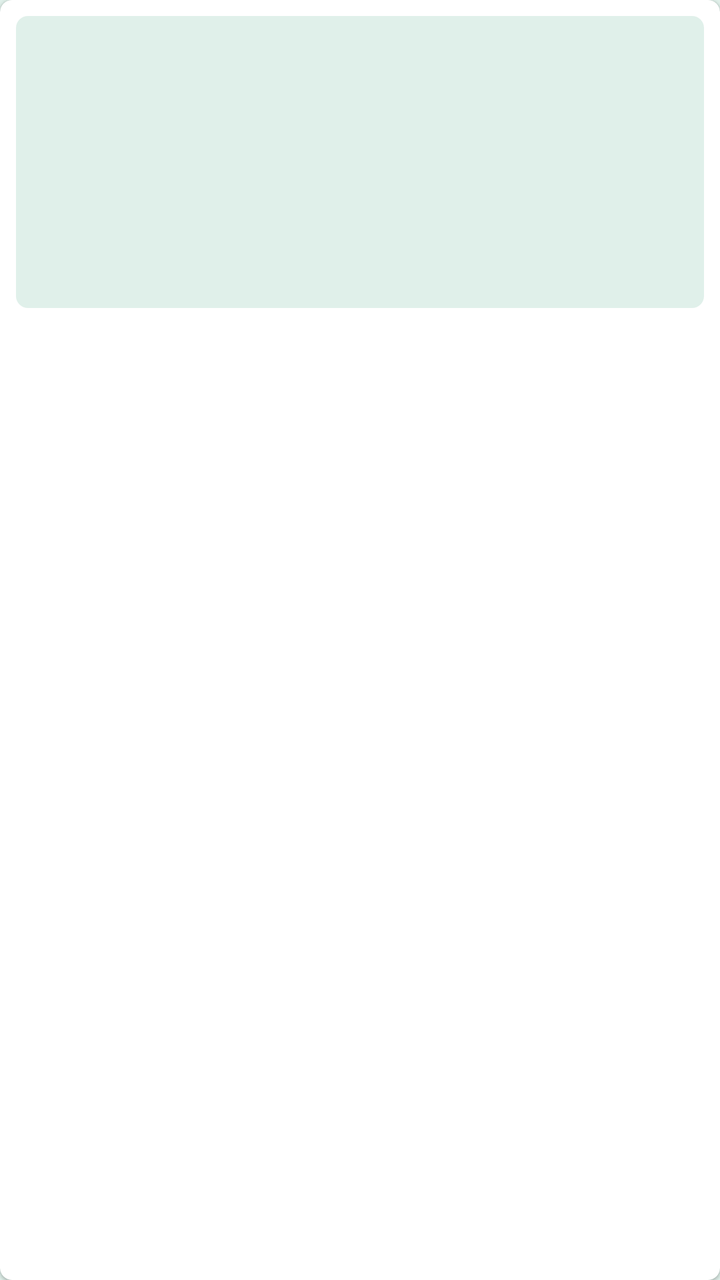
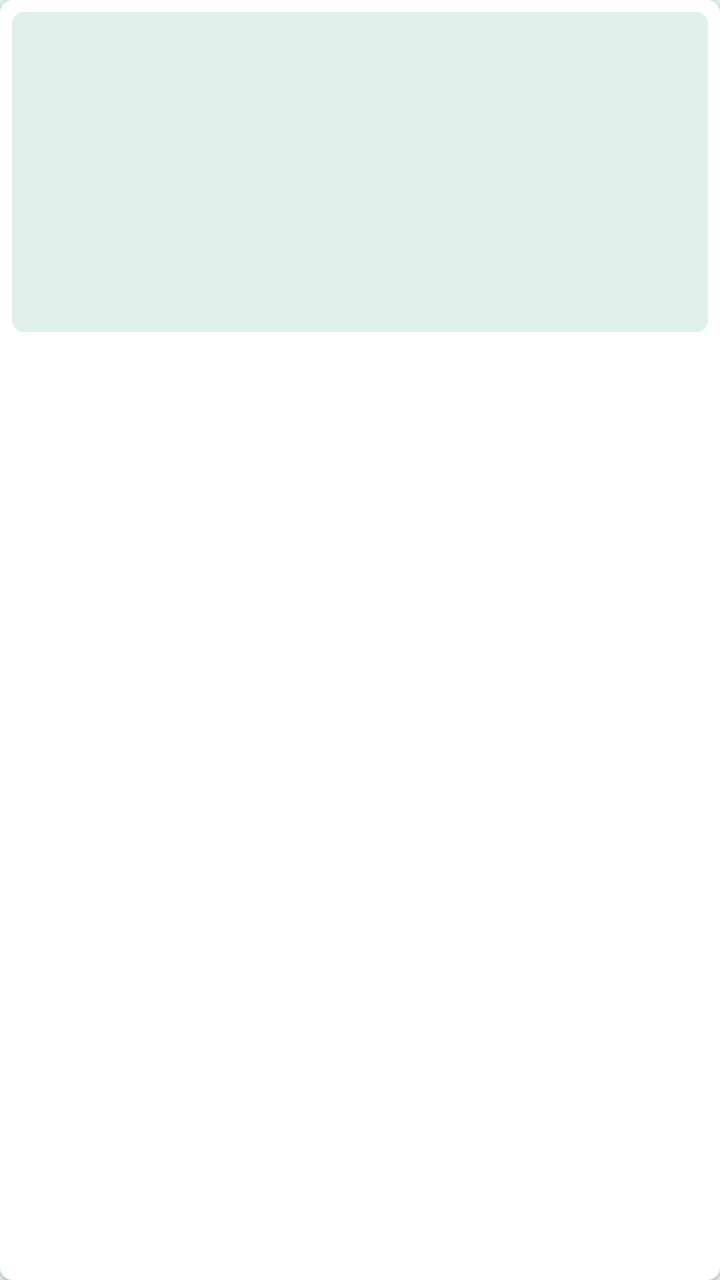

Two renders of the same Android screen: before a commit and after it. Below are the layout's source before the change and the commit's diff.
<!-- AndroidManifest.xml: application theme Theme.EpubReader -->
<!-- res/layout/item_home_book.xml -->
<?xml version="1.0" encoding="utf-8"?>
<com.google.android.material.card.MaterialCardView xmlns:android="http://schemas.android.com/apk/res/android"
    xmlns:app="http://schemas.android.com/apk/res-auto"
    android:layout_width="120dp"
    android:layout_height="240dp"
    android:layout_marginEnd="12dp"
    app:cardBackgroundColor="?attr/colorSurface"
    app:cardCornerRadius="6dp"
    app:cardElevation="1dp">

    <LinearLayout
        android:layout_width="match_parent"
        android:layout_height="match_parent"
        android:orientation="vertical"
        android:padding="8dp">

        <FrameLayout
            android:layout_width="match_parent"
            android:layout_height="146dp">

            <ImageView
                android:id="@+id/cover"
                android:layout_width="match_parent"
                android:layout_height="match_parent"
                android:background="@drawable/cover_frame"
                android:contentDescription="@string/book_cover"
                android:scaleType="centerCrop" />

            <TextView
                android:id="@+id/progressBadge"
                android:layout_width="wrap_content"
                android:layout_height="wrap_content"
                android:layout_gravity="top|end"
                android:layout_margin="4dp"
                android:background="@drawable/badge_bg"
                android:paddingStart="6dp"
                android:paddingTop="2dp"
                android:paddingEnd="6dp"
                android:paddingBottom="2dp"
                android:textColor="@color/dark_text"
                android:textSize="10sp"
                android:textStyle="bold"
                android:visibility="gone" />

            <View
                android:id="@+id/progressTrack"
                android:layout_width="match_parent"
                android:layout_height="3dp"
                android:layout_gravity="bottom"
                android:background="@color/progress_track"
                android:visibility="gone" />

            <View
                android:id="@+id/progressFill"
                android:layout_width="match_parent"
                android:layout_height="3dp"
                android:layout_gravity="bottom|start"
                android:background="@color/progress_fill"
                android:pivotX="0"
                android:visibility="gone" />
        </FrameLayout>

        <TextView
            android:id="@+id/title"
            android:layout_width="match_parent"
            android:layout_height="wrap_content"
            android:layout_marginTop="8dp"
            android:ellipsize="end"
            android:maxLines="2"
            android:textColor="?android:textColorPrimary"
            android:textSize="12sp"
            android:textStyle="bold" />

        <TextView
            android:id="@+id/author"
            android:layout_width="match_parent"
            android:layout_height="wrap_content"
            android:layout_marginTop="2dp"
            android:ellipsize="end"
            android:maxLines="1"
            android:textColor="?android:textColorSecondary"
            android:textSize="11sp" />
    </LinearLayout>
</com.google.android.material.card.MaterialCardView>
<!-- resources referenced by this layout -->
<resources>
  <color name="dark_text">@color/palette_mint</color>
  <color name="progress_fill">@color/palette_mint</color>
  <color name="progress_track">@color/palette_slate</color>
  <!-- drawable badge_bg (drawable) -->
  <?xml version="1.0" encoding="utf-8"?>
  <shape xmlns:android="http://schemas.android.com/apk/res/android" android:shape="rectangle">
      <solid android:color="@color/palette_purple" />
      <corners android:radius="3dp" />
  </shape>
  <!-- drawable cover_frame (drawable) -->
  <?xml version="1.0" encoding="utf-8"?>
  <shape xmlns:android="http://schemas.android.com/apk/res/android" android:shape="rectangle">
      <solid android:color="@color/cover_placeholder" />
      <corners android:radius="6dp" />
  </shape>
  <string name="book_cover">Book cover</string>
  <style name="Theme.EpubReader" parent="Theme.MaterialComponents.DayNight.NoActionBar">
          <item name="android:windowBackground">@color/light_bg</item>
          
          <item name="android:statusBarColor">@color/black</item>
          <item name="android:navigationBarColor">@color/black</item>
          <item name="android:windowLightStatusBar">false</item>
          <item name="android:windowTranslucentStatus">false</item>
          <item name="android:enforceStatusBarContrast" tools:targetApi="q">false</item>
          <item name="android:enforceNavigationBarContrast" tools:targetApi="q">false</item>
          <item name="android:fitsSystemWindows">true</item>
          <item name="colorPrimary">@color/accent</item>
          <item name="colorPrimaryVariant">@color/accent_dark</item>
          <item name="colorOnPrimary">@color/white</item>
          <item name="colorSecondary">@color/secondary</item>
          <item name="colorOnSecondary">@color/white</item>
          <item name="android:colorBackground">@color/light_bg</item>
          <item name="colorSurface">@color/light_surface</item>
          <item name="colorOnSurface">@color/light_text</item>
          <item name="android:textColorPrimary">@color/light_text</item>
          <item name="android:textColorSecondary">@color/light_text_muted</item>
      </style>
  <color name="palette_mint">#E0F0EA</color>
  <color name="palette_slate">#95ADBE</color>
  <color name="palette_purple">#574F7D</color>
  <color name="cover_placeholder">@color/palette_mint</color>
  <color name="light_bg">@color/palette_mint</color>
  <color name="black">#000000</color>
  <color name="accent">@color/palette_plum</color>
  <color name="accent_dark">@color/palette_purple</color>
  <color name="white">#FFFFFF</color>
  <color name="secondary">@color/palette_slate</color>
  <color name="light_surface">@color/white</color>
  <color name="light_text">@color/palette_eggplant</color>
  <color name="light_text_muted">@color/palette_purple</color>
  <color name="palette_plum">#503A65</color>
  <color name="palette_eggplant">#3C2A4D</color>
</resources>

<!-- the commit's change to res/layout/item_home_book.xml (unified diff, before → after) -->
@@ -10,13 +10,13 @@
 
     <LinearLayout
         android:layout_width="match_parent"
-        android:layout_height="match_parent"
+        android:layout_height="wrap_content"
         android:orientation="vertical"
-        android:padding="8dp">
+        android:padding="6dp">
 
         <FrameLayout
             android:layout_width="match_parent"
-            android:layout_height="146dp">
+            android:layout_height="160dp">
 
             <ImageView
                 android:id="@+id/cover"
@@ -31,7 +31,7 @@
                 android:layout_width="wrap_content"
                 android:layout_height="wrap_content"
                 android:layout_gravity="top|end"
-                android:layout_margin="4dp"
+                android:layout_margin="6dp"
                 android:background="@drawable/badge_bg"
                 android:paddingStart="6dp"
                 android:paddingTop="2dp"
@@ -63,10 +63,10 @@
         <TextView
             android:id="@+id/title"
             android:layout_width="match_parent"
-            android:layout_height="wrap_content"
+            android:layout_height="16dp"
             android:layout_marginTop="8dp"
             android:ellipsize="end"
-            android:maxLines="2"
+            android:maxLines="1"
             android:textColor="?android:textColorPrimary"
             android:textSize="12sp"
             android:textStyle="bold" />
@@ -74,7 +74,7 @@
         <TextView
             android:id="@+id/author"
             android:layout_width="match_parent"
-            android:layout_height="wrap_content"
+            android:layout_height="15dp"
             android:layout_marginTop="2dp"
             android:ellipsize="end"
             android:maxLines="1"
